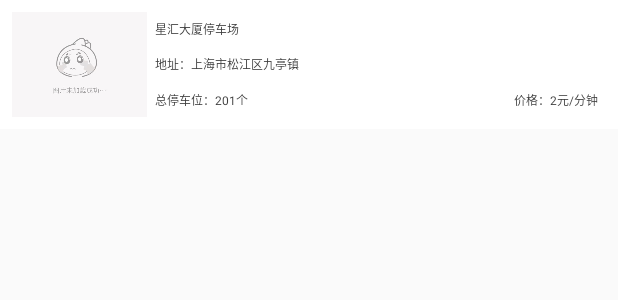
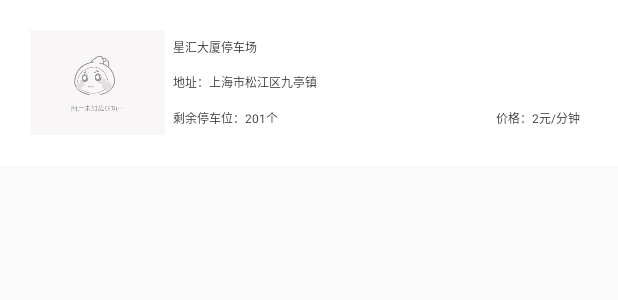
Before and after one commit to chenjiabing666/parking-android, an Android app: the layout item_parking.xml on its own in the app's theme, with its tools: preview values and no code run, on a phone screen of 412 x 824 dp. Shown: the top 300 px of the screen. Run offline under Robolectric (Android 15) with nearby library versions, the phone set to English and light mode, and no system bars.

Commit message:
停车场列表修改

```diff
--- a/app/src/main/java/com/example/chen/simpleparkingapp/fragment/RecommedFragment.java
+++ b/app/src/main/java/com/example/chen/simpleparkingapp/fragment/RecommedFragment.java
@@ -9,6 +9,7 @@ import android.support.annotation.NonNull;
 import android.support.annotation.Nullable;
 import android.support.v4.app.Fragment;
 import android.support.v4.view.ViewPager;
+import android.support.v7.widget.DividerItemDecoration;
 import android.support.v7.widget.LinearLayoutManager;
 import android.support.v7.widget.RecyclerView;
 import android.view.LayoutInflater;
@@ -107,7 +108,10 @@ public class RecommedFragment extends Fragment implements View.OnClickListener,
         refreshLayout = rootView.findViewById(R.id.refreshLayout);
         refreshLayout.setEnableLoadmore(false);
         recyclerView = rootView.findViewById(R.id.recyclerView);
+        DividerItemDecoration dividerItemDecoration = new DividerItemDecoration(activity, DividerItemDecoration.VERTICAL);
+        recyclerView.addItemDecoration(dividerItemDecoration);
         adapter = new ParkingListAdapter(mDatas);
+
         recyclerView.setAdapter(adapter);
         recyclerView.setLayoutManager(new LinearLayoutManager(activity));
 
--- a/app/src/main/res/layout/item_parking.xml
+++ b/app/src/main/res/layout/item_parking.xml
@@ -4,7 +4,7 @@
     android:layout_height="wrap_content"
     android:background="@color/white"
     android:orientation="horizontal"
-    android:padding="@dimen/dp_10">
+    android:padding="20dp">
 
     <ImageView
         android:id="@+id/ivIcon"
@@ -43,7 +43,7 @@
             android:layout_width="wrap_content"
             android:layout_height="wrap_content"
             android:layout_alignParentBottom="true"
-            android:text="总停车位：201个"
+            android:text="剩余停车位：201个"
             android:textColor="@color/c_3D3D3D"
             android:textSize="@dimen/sp_12" />
 
```
Also changed, not shown: app/src/main/java/com/example/chen/simpleparkingapp/controller/home/MoreParkingActivity.java (+6 -2 lines).
